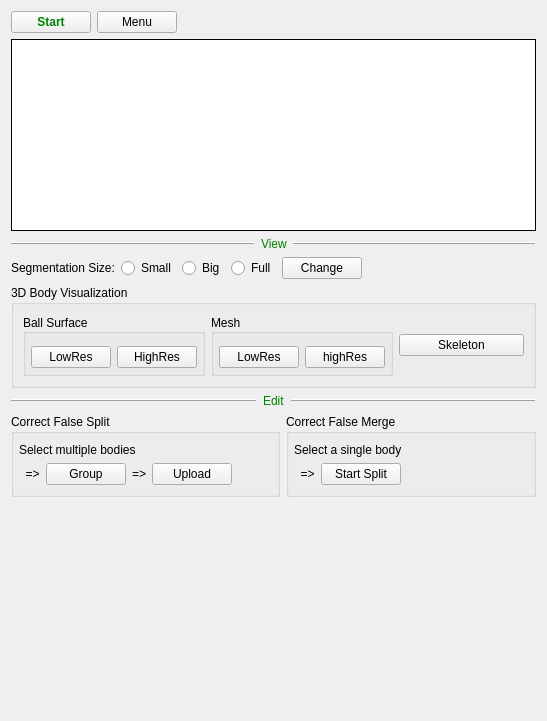
Old version of the form neurolabi/gui/flyem/flyemproofcontrolform.ui in the repository janelia-flyem/NeuTu.
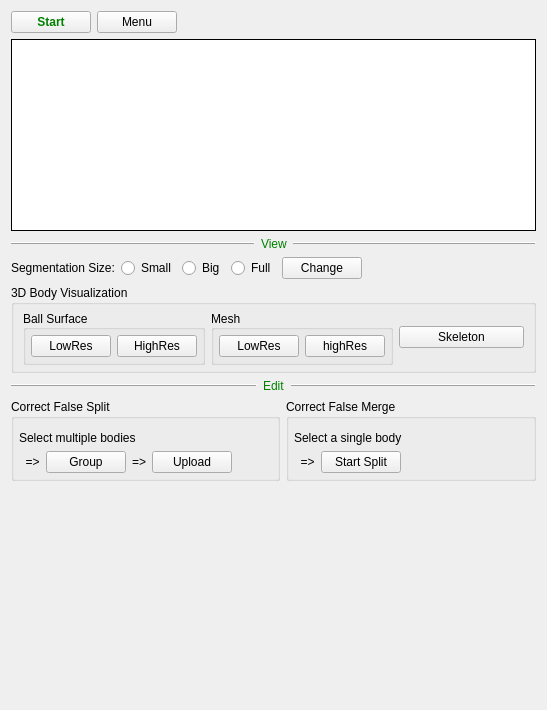
New version of the form. Icons and pictures are not drawn. Custom widgets are drawn as their Qt base class.

What changed in the file:
```diff
--- a/neurolabi/gui/flyem/flyemproofcontrolform.ui
+++ b/neurolabi/gui/flyem/flyemproofcontrolform.ui
@@ -7,7 +7,7 @@
     <x>0</x>
     <y>0</y>
     <width>547</width>
-    <height>721</height>
+    <height>710</height>
    </rect>
   </property>
   <property name="windowTitle">
@@ -206,6 +206,12 @@
       <bool>false</bool>
      </property>
      <layout class="QHBoxLayout" name="horizontalLayout_10">
+      <property name="topMargin">
+       <number>5</number>
+      </property>
+      <property name="bottomMargin">
+       <number>5</number>
+      </property>
       <item>
        <widget class="QGroupBox" name="groupBox_5">
         <property name="toolTip">
@@ -225,7 +231,7 @@
           <number>5</number>
          </property>
          <property name="topMargin">
-          <number>12</number>
+          <number>5</number>
          </property>
          <property name="rightMargin">
           <number>5</number>
@@ -275,7 +281,7 @@
           <number>5</number>
          </property>
          <property name="topMargin">
-          <number>12</number>
+          <number>5</number>
          </property>
          <property name="rightMargin">
           <number>5</number>
@@ -376,9 +382,15 @@
         <property name="leftMargin">
          <number>5</number>
         </property>
+        <property name="topMargin">
+         <number>12</number>
+        </property>
         <property name="rightMargin">
          <number>5</number>
         </property>
+        <property name="bottomMargin">
+         <number>5</number>
+        </property>
         <item>
          <widget class="QLabel" name="label_2">
           <property name="text">
@@ -452,9 +464,15 @@
         <property name="leftMargin">
          <number>5</number>
         </property>
+        <property name="topMargin">
+         <number>12</number>
+        </property>
         <property name="rightMargin">
          <number>5</number>
         </property>
+        <property name="bottomMargin">
+         <number>5</number>
+        </property>
         <item>
          <widget class="QLabel" name="label">
           <property name="text">
```
Left out of the diff: 3 changed lines with no effect on the pictures.
